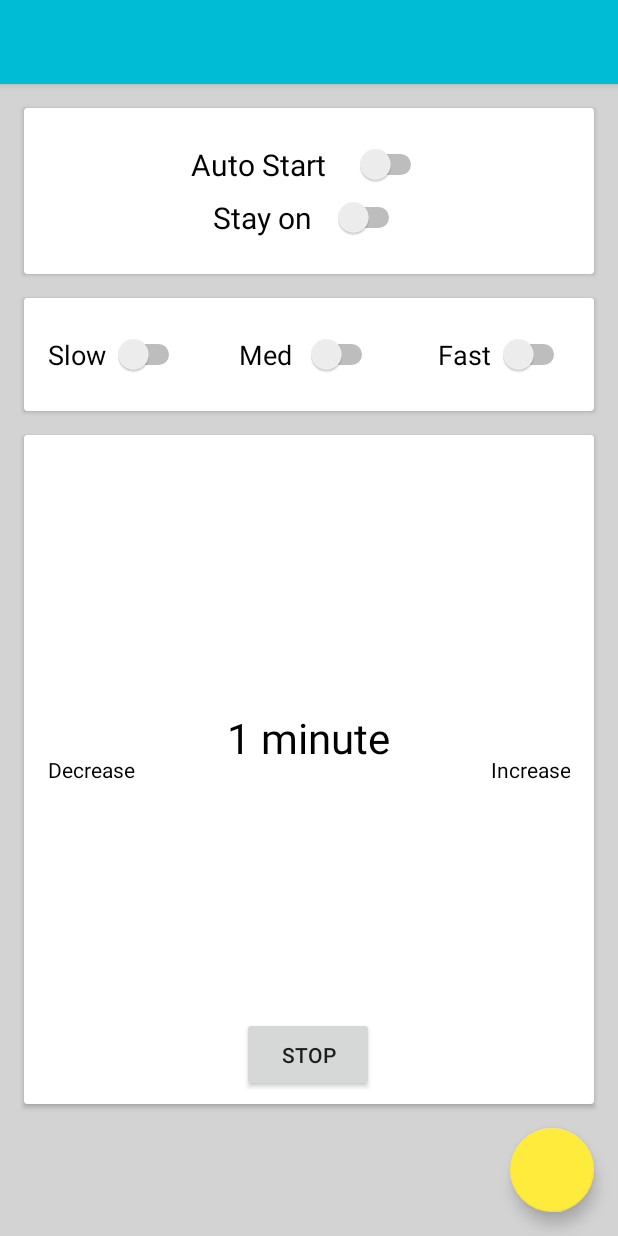
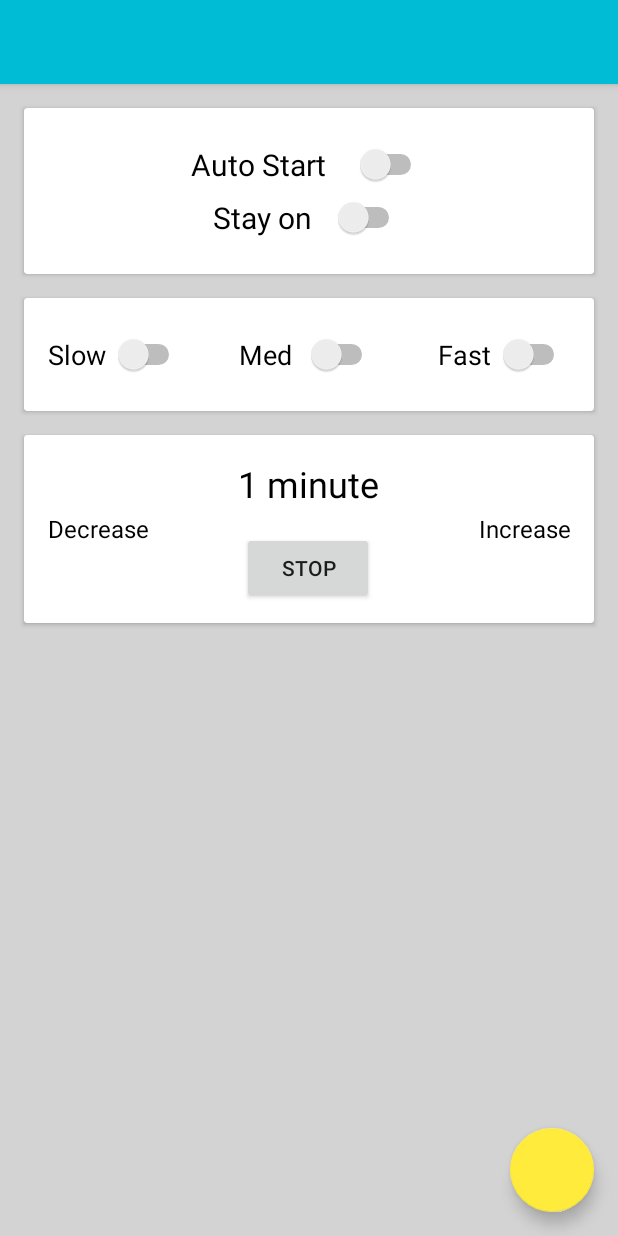
Before and after one commit to Hhwhiskey/Flashlight, an Android app: the screen it shows after launch (MainActivity), after a tap on "START", on a phone screen of 412 x 824 dp. Run offline under Robolectric (Android 15) with nearby library versions, the light colour scheme and no system bars; our stand-ins replace ButterKnife.

Commit message:
Ready for launch

```diff
--- a/app/src/main/java/com/khfire22/flashlight/MainActivity.java
+++ b/app/src/main/java/com/khfire22/flashlight/MainActivity.java
@@ -22,9 +22,6 @@ import butterknife.ButterKnife;
 import butterknife.OnCheckedChanged;
 import butterknife.OnClick;
 
-
-// Allow the user to turn on their flashlight simply
-
 public class MainActivity extends AppCompatActivity {
 
     @Bind(R.id.main_fab)
@@ -42,8 +39,6 @@ public class MainActivity extends AppCompatActivity {
     private boolean hasFlash;
     private Camera camera;
     private Camera.Parameters params;
-    public String myMorseString;
-    private int sleepTime;
     private SharedPreferences sharedPreferences;
     private SharedPreferences.Editor editor;
     private boolean isAutoOnEnabled;
@@ -56,12 +51,12 @@ public class MainActivity extends AppCompatActivity {
     private Thread slowThread;
     private Thread mediumThread;
     private Thread fastThread;
-    private TextView mTextField;
     private TextView timerTV;
     private TextView increaseButton;
     private TextView decreaseButton;
     private Button timerButton;
     private static int timer;
+    private CountDownTimer lightTimer;
 
     @Override
     protected void onCreate(Bundle savedInstanceState) {
@@ -81,13 +76,11 @@ public class MainActivity extends AppCompatActivity {
 
         timer = 1;
 
-
         // Call method to check for flashlight capabillity
         hasFlashlightCapability();
 
         // Instantiate the shared prefs for the main activity
         sharedPreferences = PreferenceManager.getDefaultSharedPreferences(this);
-//        sharedPreferences.edit();
         editor = sharedPreferences.edit();
 
         isAutoOnEnabled = sharedPreferences.getBoolean(autoOnBooleanPref, false);
@@ -172,9 +165,10 @@ public class MainActivity extends AppCompatActivity {
                 // If timer button is currently "Stop", then turn off the light and set text to start when pressed
                 if (timerButton.getText().equals("Stop")) {
                     timerButton.setText("Start");
+                    lightTimer.cancel();
                     turnLightOff();
                 } else {
-                    // If timer button is current't "Start", then turn on light with current timer settings
+                    // If timer button is currently "Start", then turn on light with current timer settings
                     startTimer(timer);
                     timerButton.setText("Stop");
 
@@ -182,9 +176,14 @@ public class MainActivity extends AppCompatActivity {
             }
         });
 
+
         decreaseButton.setOnClickListener(new View.OnClickListener() {
             @Override
             public void onClick(View v) {
+
+                if (lightTimer != null) {
+                    lightTimer.cancel();
+                }
 
                 if (timer > 1) {
                     timer -= 1;
@@ -207,12 +206,16 @@ public class MainActivity extends AppCompatActivity {
             @Override
             public void onClick(View v) {
 
+                if (lightTimer != null) {
+                    lightTimer.cancel();
+                }
+
                 timer += 1;
 
                 if (timer == 1) {
                     timerTV.setText(timer + " minute");
 
-                    } else{
+                } else {
                     timerTV.setText(timer + " minutes");
                 }
 
@@ -278,7 +281,7 @@ public class MainActivity extends AppCompatActivity {
 
         if (!isFlashlightOn) {
             getCamera();
-            if (!hasFlash || params == null || camera == null ) {
+            if (!hasFlash || params == null || camera == null) {
                 return;
             }
 
@@ -297,7 +300,7 @@ public class MainActivity extends AppCompatActivity {
         if (isFlashlightOn) {
             getCamera();
 
-            if (!hasFlash || params == null || camera == null ) {
+            if (!hasFlash || params == null || camera == null) {
                 return;
             }
 
@@ -318,7 +321,7 @@ public class MainActivity extends AppCompatActivity {
         slowThread = new Thread() {
             public void run() {
                 try {
-                    for (int i=0; i < times; i++) {
+                    for (int i = 0; i < times; i++) {
                         if (isFlashlightOn) {
                             turnLightOff();
                         } else {
@@ -327,7 +330,7 @@ public class MainActivity extends AppCompatActivity {
                         sleep(delay);
                     }
 
-                } catch (Exception e){
+                } catch (Exception e) {
                     e.printStackTrace();
                     Log.d(TAG, "run: Error = " + e);
                 }
@@ -341,7 +344,7 @@ public class MainActivity extends AppCompatActivity {
         mediumThread = new Thread() {
             public void run() {
                 try {
-                    for (int i=0; i < times; i++) {
+                    for (int i = 0; i < times; i++) {
                         if (isFlashlightOn) {
                             turnLightOff();
                         } else {
@@ -350,7 +353,7 @@ public class MainActivity extends AppCompatActivity {
                         sleep(delay);
                     }
 
-                } catch (Exception e){
+                } catch (Exception e) {
                     e.printStackTrace();
                 }
             }
@@ -364,7 +367,7 @@ public class MainActivity extends AppCompatActivity {
         fastThread = new Thread() {
             public void run() {
                 try {
-                    for (int i=0; i < times; i++) {
+                    for (int i = 0; i < times; i++) {
                         if (isFlashlightOn) {
                             turnLightOff();
                         } else {
@@ -373,7 +376,7 @@ public class MainActivity extends AppCompatActivity {
                         sleep(delay);
                     }
 
-                } catch (Exception e){
+                } catch (Exception e) {
                     e.printStackTrace();
                 }
             }
@@ -386,31 +389,36 @@ public class MainActivity extends AppCompatActivity {
     // When timer ends, set TV to "Done" and toggle the light, and reset timer to 1 minute.
     public void startTimer(int time) {
 
+        // Multiply time by 60000 to get time in mili
         time *= 60000;
 
-        toggleFlashlight();
+        // Turn light on
+        turnLightOn();
 
-        new CountDownTimer(time, 60000) {
+        // Create timer with given parameters, set onTick to fire every minute
+        lightTimer = new CountDownTimer(time, 60000) {
 
+            // Update the textview every minute with the current time
             public void onTick(long millisUntilFinished) {
 
-                if (millisUntilFinished <= 60000) {
-                    timerTV.setText(millisUntilFinished /1000/60 + " minute");
+                Log.d(TAG, "onTick: millis left" + millisUntilFinished);
 
-                } else{
-                    timerTV.setText(millisUntilFinished /1000/60 + " minutes");
+                if (millisUntilFinished <= 119999) {
+                    timerTV.setText(millisUntilFinished / 1000 / 60 + " minute");
+
+                } else {
+                    timerTV.setText(millisUntilFinished / 1000 / 60 + " minutes");
                 }
             }
 
+            // Reset time to 1 once timer is done
             public void onFinish() {
-                timerTV.setText("Done!");
-                toggleFlashlight();
+                timerTV.setText("  Done!");
+                turnLightOff();
                 timer = 1;
             }
         }.start();
     }
-
-
 
 
     // Switches////////////////////////////////////////////////////////////////////////////
@@ -457,12 +465,11 @@ public class MainActivity extends AppCompatActivity {
         // on pause turn off the flash if stay on is set to false
         if (!isStayOnEnabled) {
             turnLightOff();
+
+            if (camera != null) {
                 camera.release();
             }
+
         }
-
-//    @Override
-//    public void onBackPressed() {
-//        super.onBackPressed();
-//    }
     }
+}
--- a/app/src/main/res/layout/activity_main.xml
+++ b/app/src/main/res/layout/activity_main.xml
@@ -113,47 +113,48 @@
     <android.support.v7.widget.CardView
         android:id="@+id/card_3"
         android:layout_width="match_parent"
-        android:layout_height="100dp"
-        android:layout_above="@+id/main_fab"
-        android:layout_alignParentEnd="true"
-        android:layout_alignParentRight="true"
+        android:layout_height="125dp"
+        android:layout_alignParentEnd="false"
+        android:layout_alignParentRight="false"
         android:layout_alignParentTop="false"
-        android:layout_below="@+id/card_2"
         android:layout_marginLeft="16dp"
         android:layout_marginRight="16dp"
-        android:elevation="4dp">
+        android:elevation="4dp"
+        android:layout_below="@+id/card_2"
+        android:layout_alignParentBottom="false">
 
         <RelativeLayout
             android:layout_width="match_parent"
-            android:layout_height="match_parent">
+            android:layout_height="wrap_content">
 
             <LinearLayout
                 android:layout_width="wrap_content"
-                android:layout_height="match_parent"
+                android:layout_height="wrap_content"
                 android:orientation="vertical"
-                android:layout_alignParentTop="true"
-                android:layout_centerHorizontal="true">
+                android:layout_alignParentBottom="true"
+                android:layout_centerHorizontal="true"
+                android:id="@+id/linearLayout"
+                android:weightSum="1"
+                android:layout_alignParentTop="true">
 
                 <TextView
                     android:id="@+id/tv_timer"
                     android:layout_width="wrap_content"
-                    android:layout_height="wrap_content"
+                    android:layout_height="fill_parent"
                     android:layout_alignParentTop="true"
                     android:layout_centerHorizontal="true"
-                    android:layout_marginTop="24dp"
                     android:gravity="center_vertical"
                     android:text="1 minute"
                     android:textColor="#000000"
-                    android:textSize="28dp"
-                    android:layout_weight="1" />
+                    android:textSize="24dp"
+                    android:layout_weight="1.27" />
 
                 <Button
                     android:id="@+id/button_start"
                     android:layout_width="wrap_content"
-                    android:layout_height="50dp"
+                    android:layout_height="wrap_content"
                     android:layout_alignParentBottom="true"
                     android:layout_centerHorizontal="true"
-                    android:layout_margin="8dp"
                     android:text="Start"
                     android:layout_gravity="center_horizontal" />
 
@@ -167,29 +168,30 @@
                 android:text="Decrease"
                 android:textAppearance="?android:attr/textAppearanceSmall"
                 android:textColor="#000000"
-                android:textSize="14dp"
+                android:textSize="16dp"
                 android:layout_alignParentBottom="true"
                 android:layout_alignParentLeft="true"
                 android:layout_alignParentStart="true"
-                android:layout_alignParentTop="true"
-                android:layout_margin="16dp" />
+                android:layout_marginLeft="16dp"
+                android:layout_marginRight="16dp"
+                android:layout_alignTop="@+id/linearLayout" />
 
             <TextView
                 android:id="@+id/tv_increase"
                 android:layout_width="wrap_content"
                 android:layout_height="wrap_content"
                 android:layout_alignParentBottom="true"
-                android:layout_alignParentTop="true"
                 android:layout_marginLeft="16dp"
                 android:layout_toRightOf="@+id/button_start"
                 android:gravity="center_vertical|center_horizontal"
                 android:text="Increase"
                 android:textAppearance="?android:attr/textAppearanceSmall"
                 android:textColor="#000000"
-                android:textSize="14dp"
+                android:textSize="16dp"
                 android:layout_alignParentRight="true"
                 android:layout_alignParentEnd="true"
-                android:layout_margin="16dp" />
+                android:layout_marginRight="16dp"
+                android:layout_alignTop="@+id/linearLayout" />
 
 
         </RelativeLayout>
```
Lines whose indentation alone changed are shown as unchanged.
